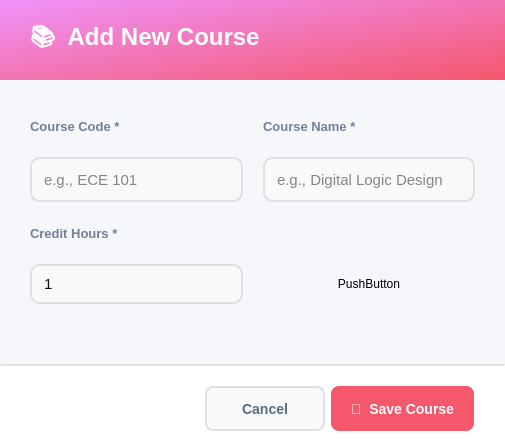
Above: app_ui/admin_ui/submenus_ui/add_courses_dialog.ui from Yasser-Daffa/ECE-Course-Registeration before the change. Below: the same form after it.
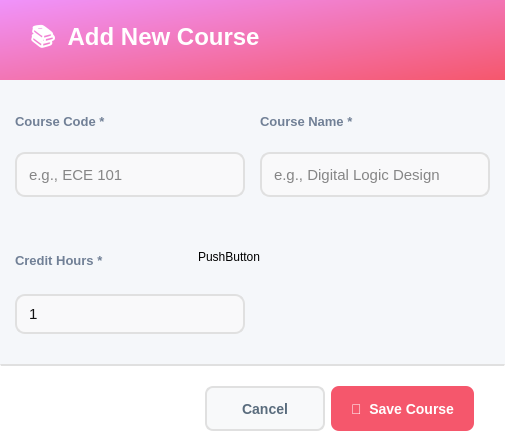
That is the form after the change.

What changed in the file:
```diff
--- a/app_ui/admin_ui/submenus_ui/add_courses_dialog.ui
+++ b/app_ui/admin_ui/submenus_ui/add_courses_dialog.ui
@@ -123,38 +123,41 @@
       <property name="styleSheet">
        <string notr="true">background-color: #f5f7fa;</string>
       </property>
-      <layout class="QVBoxLayout" name="contentLayout">
-       <property name="spacing">
-        <number>20</number>
-       </property>
+      <layout class="QGridLayout" name="gridLayout_3">
        <property name="leftMargin">
-        <number>30</number>
+        <number>15</number>
        </property>
        <property name="topMargin">
-        <number>30</number>
+        <number>10</number>
        </property>
        <property name="rightMargin">
-        <number>30</number>
+        <number>15</number>
        </property>
        <property name="bottomMargin">
+        <number>0</number>
+       </property>
+       <property name="horizontalSpacing">
+        <number>15</number>
+       </property>
+       <property name="verticalSpacing">
         <number>30</number>
        </property>
-       <item>
-        <layout class="QGridLayout" name="formGrid">
-         <property name="horizontalSpacing">
-          <number>20</number>
+       <item row="0" column="0">
+        <layout class="QVBoxLayout" name="verticalLayout">
+         <property name="spacing">
+          <number>0</number>
          </property>
-         <property name="verticalSpacing">
-          <number>15</number>
-         </property>
-         <item row="10" column="2">
-          <widget class="QPushButton" name="pushButton">
+         <item>
+          <widget class="QLabel" name="labelCourseCode">
+           <property name="styleSheet">
+            <string notr="true">font-size: 13px; color: #718096; font-weight: bold; background: transparent;</string>
+           </property>
            <property name="text">
-            <string>PushButton</string>
+            <string>Course Code *</string>
            </property>
           </widget>
          </item>
-         <item row="1" column="0">
+         <item>
           <widget class="QLineEdit" name="lineEditCourseCode">
            <property name="minimumSize">
             <size>
@@ -189,42 +192,14 @@
            </property>
           </widget>
          </item>
-         <item row="1" column="2">
-          <widget class="QLineEdit" name="lineEditCourseName">
-           <property name="minimumSize">
-            <size>
-             <width>0</width>
-             <height>45</height>
-            </size>
-           </property>
-           <property name="styleSheet">
-            <string notr="true">QLineEdit {
-    border: 2px solid #E0E0E0;
-    border-radius: 10px;
-    padding: 8px 10px;
-    background: rgba(250, 250, 250, 200); /* slightly transparent soft white */
-    font-size: 11pt;
-    color: #111111;                         /* user text color */
-    font-style: normal;                      /* ensures user text is not italic */
-}
-
-QLineEdit:focus {
-    border: 2px solid #667EEA;
-    background: rgba(250, 250, 250, 220);   /* slightly brighter on focus */
-}
-
-QLineEdit::placeholder {
-    color: rgba(50, 50, 50, 200);           /* placeholder text color */
-    font-style: italic;                      /* placeholder remains italic */
-}
-</string>
-           </property>
-           <property name="placeholderText">
-            <string>e.g., Digital Logic Design</string>
-           </property>
-          </widget>
-         </item>
-         <item row="0" column="2">
+        </layout>
+       </item>
+       <item row="0" column="1">
+        <layout class="QVBoxLayout" name="verticalLayout_2">
+         <property name="spacing">
+          <number>0</number>
+         </property>
+         <item>
           <widget class="QLabel" name="labelCourseName">
            <property name="styleSheet">
             <string notr="true">font-size: 13px; color: #718096; font-weight: bold; background: transparent;</string>
@@ -234,17 +209,49 @@
            </property>
           </widget>
          </item>
-         <item row="0" column="0">
-          <widget class="QLabel" name="labelCourseCode">
+         <item>
+          <widget class="QLineEdit" name="lineEditCourseName">
+           <property name="minimumSize">
+            <size>
+             <width>0</width>
+             <height>45</height>
+            </size>
+           </property>
            <property name="styleSheet">
-            <string notr="true">font-size: 13px; color: #718096; font-weight: bold; background: transparent;</string>
+            <string notr="true">QLineEdit {
+    border: 2px solid #E0E0E0;
+    border-radius: 10px;
+    padding: 8px 10px;
+    background: rgba(250, 250, 250, 200); /* slightly transparent soft white */
+    font-size: 11pt;
+    color: #111111;                         /* user text color */
+    font-style: normal;                      /* ensures user text is not italic */
+}
+
+QLineEdit:focus {
+    border: 2px solid #667EEA;
+    background: rgba(250, 250, 250, 220);   /* slightly brighter on focus */
+}
+
+QLineEdit::placeholder {
+    color: rgba(50, 50, 50, 200);           /* placeholder text color */
+    font-style: italic;                      /* placeholder remains italic */
+}
+</string>
            </property>
-           <property name="text">
-            <string>Course Code *</string>
+           <property name="placeholderText">
+            <string>e.g., Digital Logic Design</string>
            </property>
           </widget>
          </item>
-         <item row="2" column="0">
+        </layout>
+       </item>
+       <item row="1" column="0">
+        <layout class="QVBoxLayout" name="verticalLayout_3">
+         <property name="spacing">
+          <number>0</number>
+         </property>
+         <item>
           <widget class="QLabel" name="labelCreditHours">
            <property name="styleSheet">
             <string notr="true">font-size: 13px; color: #718096; font-weight: bold; background: transparent;</string>
@@ -254,7 +261,7 @@
            </property>
           </widget>
          </item>
-         <item row="10" column="0">
+         <item>
           <widget class="QSpinBox" name="spinBoxCreditHours">
            <property name="styleSheet">
             <string notr="true">QSpinBox {
@@ -301,7 +308,10 @@
          </item>
         </layout>
        </item>
-       <item>
+       <item row="1" column="1">
+        <layout class="QGridLayout" name="gridLayout"/>
+       </item>
+       <item row="2" column="0">
         <spacer name="verticalSpacer">
          <property name="orientation">
           <enum>Qt::Orientation::Vertical</enum>
@@ -318,6 +328,19 @@
         </spacer>
        </item>
       </layout>
+      <widget class="QPushButton" name="pushButton">
+       <property name="geometry">
+        <rect>
+         <x>198</x>
+         <y>169</y>
+         <width>62</width>
+         <height>16</height>
+        </rect>
+       </property>
+       <property name="text">
+        <string>PushButton</string>
+       </property>
+      </widget>
      </widget>
     </widget>
    </item>
```
